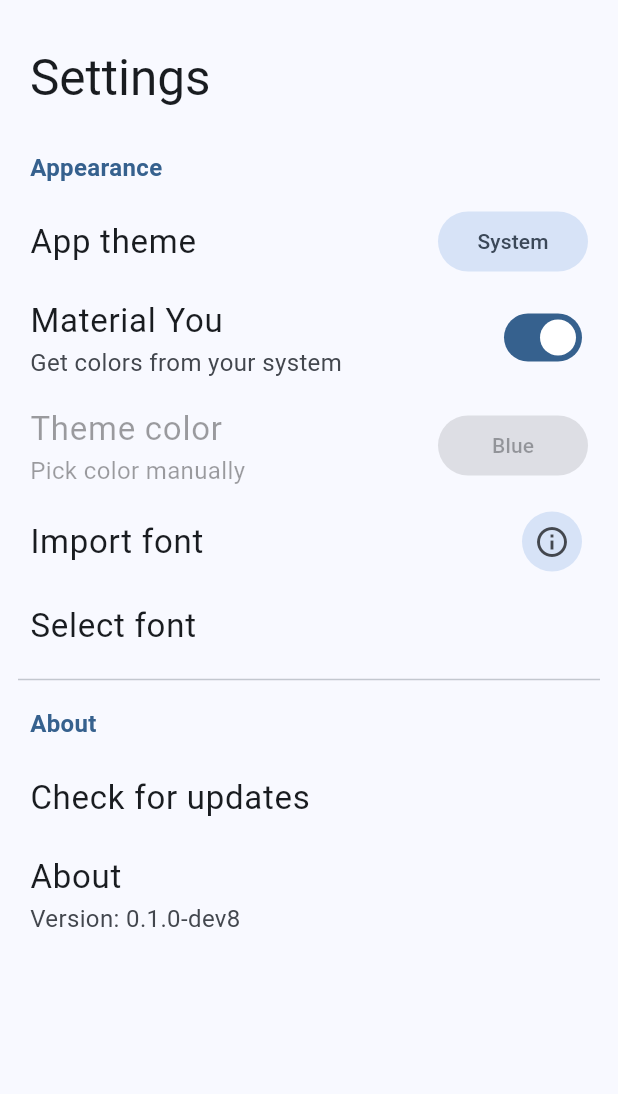
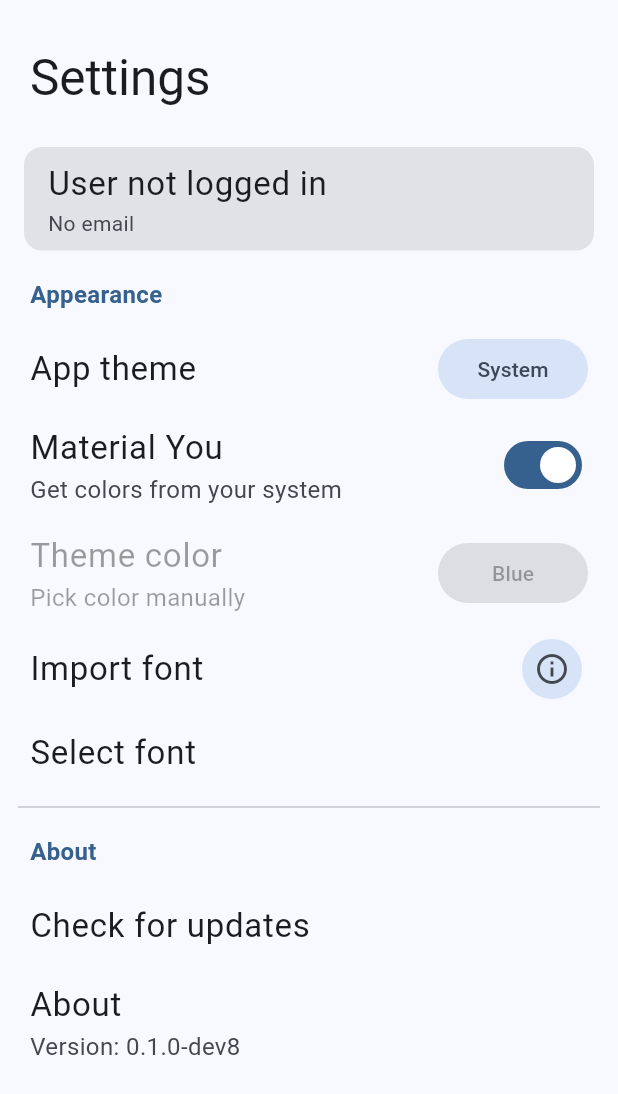
Before and after one commit to Sinneida/defood, a Flutter app: the SettingsView screen opened by its route, on a phone screen of 412 x 824 dp. Shown: the top 1094 px of the screen. Run offline on Flutter 3.47's test engine with Material 3 defaults, Android fonts, the phone set to English and light mode, and no system bars; drawn by our look-alikes of dynamic_color; our stand-ins replace device_info_plus, dio, envied, file_picker, flutter_markdown, flutter_svg and 10 more; missing offline and left inert: android_system_font, flutter_archive, flutter_logs; accounts and stored records are empty; generated files the repository leaves out were written again; Roboto replaces fonts that are missing (Gabarito).

Commit message:
add user account card in settings

```diff
--- /dev/null
+++ b/lib/ui/views/settings/items/user_card/user_card.dart
@@ -0,0 +1,43 @@
+import 'package:flutter/material.dart';
+import 'package:stacked/stacked.dart';
+
+import 'user_card_model.dart';
+
+class UserCard extends StackedView<UserCardModel> {
+  const UserCard({super.key});
+
+  @override
+  Widget builder(
+    BuildContext context,
+    UserCardModel viewModel,
+    Widget? child,
+  ) {
+    return Padding(
+      padding: const EdgeInsets.symmetric(horizontal: 12, vertical: 4),
+      child: Card.filled(
+        child: ListTile(
+          leading: viewModel.avatarUrl != null
+              ? CircleAvatar(
+                  foregroundImage: NetworkImage(
+                    viewModel.avatarUrl!,
+                  ),
+                )
+              : null,
+          title: Text(
+            viewModel.userName ?? 'User not logged in',
+            style: TextStyle(
+              fontSize: Theme.of(context).textTheme.titleLarge?.fontSize,
+            ),
+          ),
+          subtitle: Text(viewModel.userEmail ?? 'No email'),
+        ),
+      ),
+    );
+  }
+
+  @override
+  UserCardModel viewModelBuilder(
+    BuildContext context,
+  ) =>
+      UserCardModel();
+}
--- /dev/null
+++ b/lib/ui/views/settings/items/user_card/user_card_model.dart
@@ -0,0 +1,19 @@
+import 'package:defood/app/app.locator.dart';
+import 'package:defood/services/auth_service.dart';
+import 'package:stacked/stacked.dart';
+
+class UserCardModel extends BaseViewModel {
+  final _auth = locator<AuthService>();
+
+  String? get avatarUrl {
+    return _auth.account?.user?.userMetadata?['avatar_url'];
+  }
+
+  String? get userName {
+    return _auth.account?.user?.userMetadata?['name'];
+  }
+
+  String? get userEmail {
+    return _auth.account?.user?.email;
+  }
+}
--- a/lib/ui/views/settings/settings_view.dart
+++ b/lib/ui/views/settings/settings_view.dart
@@ -5,6 +5,7 @@ import 'package:defood/ui/views/settings/items/custom_font_list/custom_font_list
 import 'package:defood/ui/views/settings/items/custom_theme/custom_theme.dart';
 import 'package:defood/ui/views/settings/items/import_font/import_font.dart';
 import 'package:defood/ui/views/settings/items/monet_theme/monet_theme.dart';
+import 'package:defood/ui/views/settings/items/user_card/user_card.dart';
 import 'package:defood/ui/widgets/common/divider.dart';
 import 'package:defood/ui/widgets/settings/common/group_header.dart';
 import 'package:flutter/material.dart';
@@ -13,7 +14,7 @@ import 'package:stacked/stacked.dart';
 import 'settings_viewmodel.dart';
 
 class SettingsView extends StackedView<SettingsViewModel> {
-  const SettingsView({Key? key}) : super(key: key);
+  const SettingsView({super.key});
 
   @override
   Widget builder(
@@ -40,6 +41,7 @@ class SettingsView extends StackedView<SettingsViewModel> {
                 shrinkWrap: true,
                 physics: const NeverScrollableScrollPhysics(),
                 children: const [
+                  UserCard(),
                   GroupHeader(name: 'Appearance'),
                   AppTheme(),
                   MonetTheme(),
```
